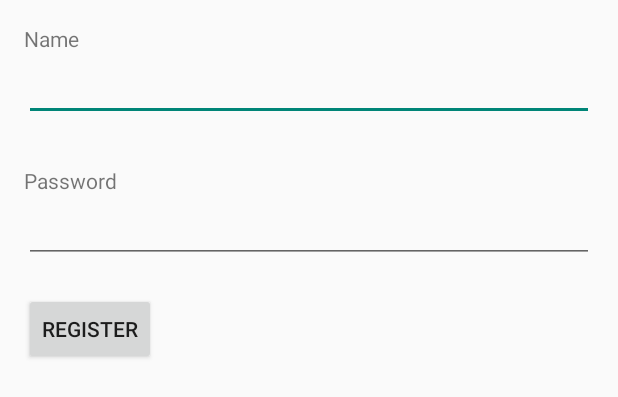
After one commit to ErazerBrecht/GuiTool, an Android app: the layout register.xml on its own in the app's theme, with its tools: preview values and no code run, on a phone screen of 412 x 824 dp. The commit adds this screen. Shown: the top 397 px of the screen. Run offline under Robolectric (Android 15) with nearby library versions, the light colour scheme and no system bars.

Commit message:
Werkende Login& Registratie pagina

```diff
--- a/app/src/main/AndroidManifest.xml
+++ b/app/src/main/AndroidManifest.xml
@@ -16,6 +16,12 @@
                 <category android:name="android.intent.category.LAUNCHER" />
             </intent-filter>
         </activity>
+        <activity android:name=".Register"/>
+        <activity android:name=".Welcome"/>
+        <activity android:name=".MainActivity"/>
+        <activity android:name=".SessionActivity"/>
     </application>
 
+
+
 </manifest>
--- a/app/src/main/res/layout/activity_main.xml
+++ b/app/src/main/res/layout/activity_main.xml
@@ -7,5 +7,10 @@
 
     <TextView android:text="@string/hello_world" android:layout_width="wrap_content"
         android:layout_height="wrap_content" />
+    <Button
+        android:layout_width="wrap_content"
+        android:layout_height="wrap_content"
+        android:id="@+id/GoTo"
+        android:text="Login"/>
 
 </RelativeLayout>
--- /dev/null
+++ b/app/src/main/res/layout/register.xml
@@ -0,0 +1,46 @@
+<ScrollView
+    android:layout_width="match_parent"
+    android:layout_height="match_parent"
+    xmlns:android="http://schemas.android.com/apk/res/android">
+    <LinearLayout xmlns:android="http://schemas.android.com/apk/res/android"
+        xmlns:tools="http://schemas.android.com/tools" android:layout_width="match_parent"
+        android:layout_height="match_parent" android:paddingLeft="@dimen/activity_horizontal_margin"
+        android:paddingRight="@dimen/activity_horizontal_margin"
+        android:paddingTop="@dimen/activity_vertical_margin"
+        android:paddingBottom="@dimen/activity_vertical_margin"
+        android:orientation="vertical"
+        >
+
+
+        <TextView
+            android:layout_width="fill_parent"
+            android:layout_height="wrap_content"
+            android:text="@string/user_tag"
+            />
+        <EditText
+            android:layout_width="fill_parent"
+            android:layout_height="wrap_content"
+            android:id="@+id/etName"
+            />
+        <TextView
+            android:layout_width="fill_parent"
+            android:layout_height="wrap_content"
+            android:text="@string/user_password"
+            android:layout_marginTop="30dp"
+            />
+        <EditText
+            android:layout_width="fill_parent"
+            android:layout_height="wrap_content"
+            android:inputType="textPassword"
+            android:id="@+id/etPassword"
+            />
+        <Button
+            android:layout_width="wrap_content"
+            android:layout_height="wrap_content"
+            android:text="@string/register_button"
+            android:layout_marginTop="20dp"
+            android:id="@+id/btnRegister"
+            android:onClick="Register"/>
+
+    </LinearLayout>
+</ScrollView>
--- a/app/src/main/res/values/strings.xml
+++ b/app/src/main/res/values/strings.xml
@@ -19,11 +19,6 @@
     <string name="sensor_z">z</string>
     <string name="sensor_samplerate">Sample rate</string>
 
-    <string name="user_tag">Name</string>
-    <string name="user_password">Password</string>
-    <string name="register_button">Register</string>
-    <string name="login_button">Login</string>
-
     <string-array name="SensorList">
         <item>Stopwatch</item>
         <item>Login</item>
```
Also changed, not shown: app/src/main/java/com/ap/brecht/guitool/Login.java (+41 -38 lines), app/src/main/java/com/ap/brecht/guitool/MainActivity.java (+1 -6 lines), app/src/main/java/com/ap/brecht/guitool/Register.java (+21 -10 lines), app/src/main/java/com/ap/brecht/guitool/Welcome.java (+7 -3 lines), app/src/main/res/layout/login.xml (+5 -2 lines).
